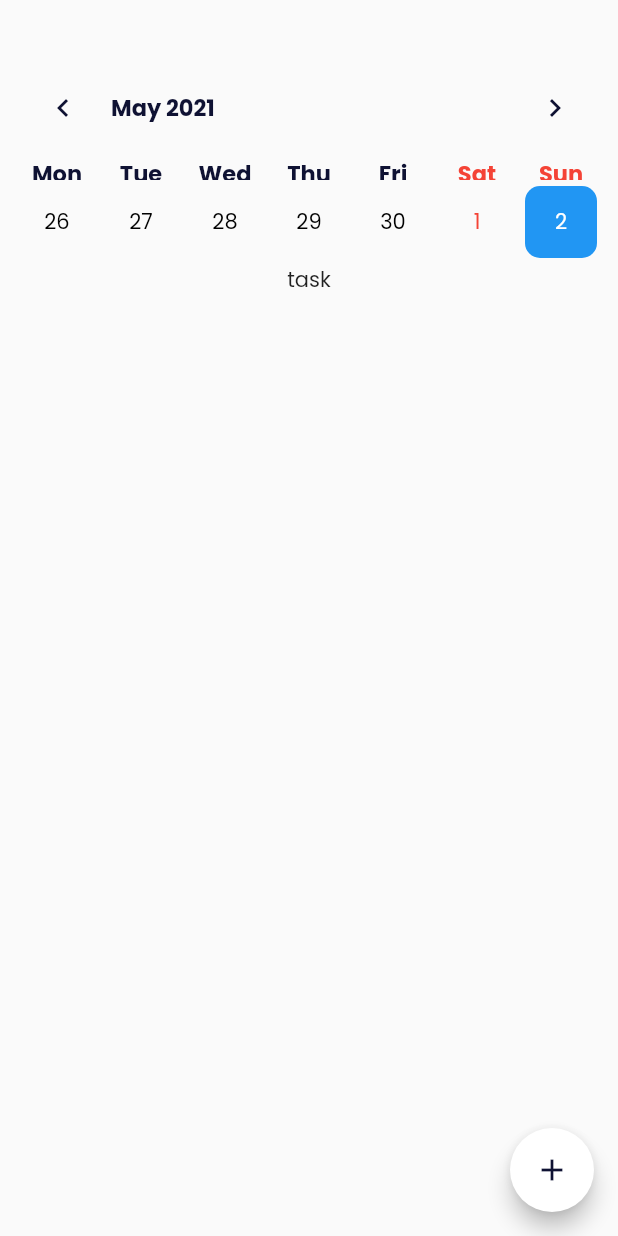
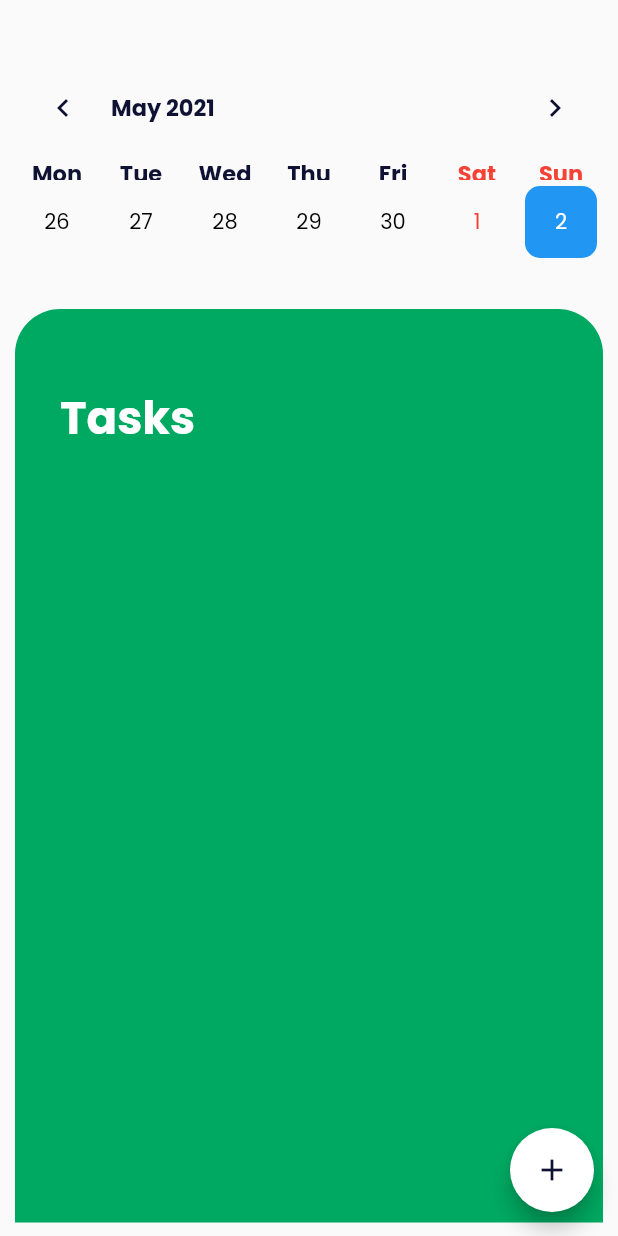
Before and after one commit to prathamesh22davande/farm-monitoring-flutter, a Flutter app: the Calender screen opened directly, on a phone screen of 412 x 824 dp. Run offline on Flutter 3.47's test engine with Material 2 defaults, Android fonts, the phone set to English and light mode, and no system bars; drawn by our look-alikes of table_calendar; our stand-ins replace bottom_navy_bar, charts_flutter, cool_alert, dropdown_search, firebase_auth, firebase_core and 5 more; accounts and stored records are empty.

Commit message:
User can now view data corresponding to him

```diff
--- a/lib/screens/CalenderScreen.dart
+++ b/lib/screens/CalenderScreen.dart
@@ -4,6 +4,7 @@ import 'package:farm_monitoring_flutter/models/Task.dart';
 import 'package:http/http.dart';
 import 'package:modal_progress_hud/modal_progress_hud.dart';
 
+import 'week_view.dart';
 import 'package:flutter/cupertino.dart';
 import 'package:flutter/material.dart';
 import 'package:table_calendar/table_calendar.dart';
@@ -20,7 +21,6 @@ class _CalenderState extends State<Calender> {
   Map<DateTime, List<dynamic>> _events;
   Map<DateTime, List<dynamic>>  _activity;
   List<dynamic> _selectedEvents;
-  DateTime selectedDate;
   TextEditingController _eventController;
   SharedPreferences prefs;
   bool flag = false;
@@ -41,83 +41,85 @@ class _CalenderState extends State<Calender> {
     _events = {};
     _activity={};
     _selectedEvents = [];
-    //prefsData();
+    prefsData();
   }
-  // prefsData() async {
-  //   prefs = await SharedPreferences.getInstance();
-  //   setState(() {
-  //     _events = Map<DateTime, List<dynamic>>.from(
-  //         decodeMap(json.decode(prefs.getString("events") ?? "{}")));
-  //   });
-  // }
+
+  prefsData() async {
+    prefs = await SharedPreferences.getInstance();
+    setState(() {
+      _events = Map<DateTime, List<dynamic>>.from(
+          decodeMap(json.decode(prefs.getString("events") ?? "{}")));
+    });
+  }
 
 
-  // Map<String, dynamic> encodeMap(Map<DateTime, dynamic> map) {
-  //   Map<String, dynamic> newMap = {};
-  //   map.forEach((key, value) {
-  //     newMap[key.toString()] = map[key];
-  //   });
-  //   print(newMap);
-  //   return newMap;
-  // }
-  //
-  // Map<DateTime, dynamic> decodeMap(Map<String, dynamic> map) {
-  //   Map<DateTime, dynamic> newMap = {};
-  //   map.forEach((key, value) {
-  //     newMap[DateTime.parse(key)] = map[key];
-  //   });
-  //   print(newMap);
-  //   return newMap;
-  // }
+  Map<String, dynamic> encodeMap(Map<DateTime, dynamic> map) {
+    Map<String, dynamic> newMap = {};
+    map.forEach((key, value) {
+      newMap[key.toString()] = map[key];
+    });
+    print(newMap);
+    return newMap;
+  }
+
+  Map<DateTime, dynamic> decodeMap(Map<String, dynamic> map) {
+    Map<DateTime, dynamic> newMap = {};
+    map.forEach((key, value) {
+      newMap[DateTime.parse(key)] = map[key];
+    });
+    print(newMap);
+    return newMap;
+  }
+
   TextStyle dayStyle(FontWeight fontWeight, Color color) {
     return TextStyle(color: color, fontWeight: fontWeight);
   }
-  // Container taskList(
-  //     String task, String description, IconData img, Color color) {
-  //   return Container(
-  //     padding: EdgeInsets.only(top: 20),
-  //     child: Row(
-  //       children: [
-  //         Icon(
-  //           img,
-  //           color: color,
-  //           size: 20,
-  //         ),
-  //         Container(
-  //           padding: EdgeInsets.only(left: 10, right: 10),
-  //           width: MediaQuery.of(context).size.width * 0.8,
-  //           child: Column(
-  //             crossAxisAlignment: CrossAxisAlignment.start,
-  //             children: [
-  //               Text(
-  //                 task,
-  //                 style: TextStyle(
-  //                     color: Colors.white,
-  //                     fontWeight: FontWeight.bold,
-  //                     fontSize: 18),
-  //               ),
-  //               SizedBox(
-  //                 height: 5.0,
-  //               ),
-  //               Text(
-  //                 description,
-  //                 style: TextStyle(
-  //                     fontWeight: FontWeight.normal,
-  //                     fontSize: 15.0,
-  //                     color: Colors.white),
-  //               )
-  //             ],
-  //           ),
-  //         )
-  //       ],
-  //     ),
-  //   );
-  // }
+
+  Container taskList(
+      String task, String description, IconData img, Color color) {
+    return Container(
+      padding: EdgeInsets.only(top: 20),
+      child: Row(
+        children: [
+          Icon(
+            img,
+            color: color,
+            size: 20,
+          ),
+          Container(
+            padding: EdgeInsets.only(left: 10, right: 10),
+            width: MediaQuery.of(context).size.width * 0.8,
+            child: Column(
+              crossAxisAlignment: CrossAxisAlignment.start,
+              children: [
+                Text(
+                  task,
+                  style: TextStyle(
+                      color: Colors.white,
+                      fontWeight: FontWeight.bold,
+                      fontSize: 18),
+                ),
+                SizedBox(
+                  height: 5.0,
+                ),
+                Text(
+                  description,
+                  style: TextStyle(
+                      fontWeight: FontWeight.normal,
+                      fontSize: 15.0,
+                      color: Colors.white),
+                )
+              ],
+            ),
+          )
+        ],
+      ),
+    );
+  }
 
   @override
   Widget build(BuildContext context) {
     return Scaffold(
-      resizeToAvoidBottomPadding: false,
       body: SingleChildScrollView(
         child: Container(
           padding: EdgeInsets.all(10.0),
@@ -162,10 +164,12 @@ class _CalenderState extends State<Calender> {
                 onDaySelected: (date, events, holidays) {
                   setState(() {
                     _selectedEvents = events;
-                    loadTasks();
                   });
-                  flag=true;
-                  selectedDate=date;
+                },
+                onDayLongPressed: (date, events, hoildays) {
+                  // var events=encodeMap(_events,);
+                  // listOfEvents=encode(events);
+                  flag = true;
                 },
                 builders: CalendarBuilders(
                   selectedDayBuilder: (context, date, events) => Container(
@@ -190,9 +194,65 @@ class _CalenderState extends State<Calender> {
                       )),
                 ),
               ),
-              SizedBox(child: Container(color:Colors.black),),
-              Container(
-                child:flag?_buildListView(tasks):Text('task'),
+              SizedBox(height: 30.0),
+              SingleChildScrollView(
+                child: flag == true
+                    ? WeekViewDisplay(event: _events,activity: _activity)
+                    : Container(
+                  padding: EdgeInsets.only(left: 30.0),
+                  width: MediaQuery.of(context).size.width,
+                  height: MediaQuery.of(context).size.height - 215,
+                  decoration: BoxDecoration(
+                      color: Color(0xff00A961),
+                      borderRadius: BorderRadius.only(
+                          topLeft: Radius.circular(30.0),
+                          topRight: Radius.circular(30.0))),
+                  child: SingleChildScrollView(
+                    child: Stack(
+                      children: [
+                        Column(
+                          crossAxisAlignment: CrossAxisAlignment.start,
+                          children: <Widget>[
+                            Padding(
+                              padding: EdgeInsets.only(top: 50),
+                              child: Text(
+                                "Tasks",
+                                style: TextStyle(
+                                    color: Colors.white,
+                                    fontWeight: FontWeight.bold,
+                                    fontSize: 30.0),
+                              ),
+                            ),
+                            ..._selectedEvents.map((event) => Container(
+                              padding: EdgeInsets.only(
+                                  top: 15.0, left: 20.0),
+                              child: Row(
+                                  crossAxisAlignment:
+                                  CrossAxisAlignment.start,
+                                  children: [
+                                    Icon(
+                                      Icons.chevron_right,
+                                      color: Colors.white,
+                                    ),
+                                    Column(
+                                      children: [
+                                        Container(
+                                          child:
+                                          TextDisplay(event: event),
+                                        ),
+                                        Divider(
+                                          color: Colors.black,
+                                        )
+                                      ],
+                                    ),
+                                  ]),
+                            )),
+                          ],
+                        )
+                      ],
+                    ),
+                  ),
+                ),
               ),
             ],
           ),
@@ -209,8 +269,10 @@ class _CalenderState extends State<Calender> {
           _showAddDialog(context);
         },
       ),
+      resizeToAvoidBottomPadding: false,
     );
   }
+
   _showAddDialog(BuildContext context) async {
     await showDialog(
         context: context,
@@ -293,64 +355,6 @@ class _CalenderState extends State<Calender> {
         ));
   }
 
-  _buildListView(List<Task> tasks) {
-    List<Task> taskPrint=[];
-    for(var task in tasks)
-      {
-        if(selectedDate==task.date)
-          {
-            taskPrint.add(task);
-          }
-      }
-    return SingleChildScrollView(
-      physics: ScrollPhysics(),
-      child: ListView.builder(
-        physics: NeverScrollableScrollPhysics(),
-        scrollDirection: Axis.vertical,
-        shrinkWrap: true,
-        itemCount: taskPrint.length,
-        itemBuilder: (context, index) {
-          return Column(
-            children: [
-              Container(
-                decoration: BoxDecoration(
-                    color: Color(0xff00A961),
-                    borderRadius: BorderRadius.circular(10.0)
-                ),
-                child: ListTile(
-                  title: Text('Task', style: TextStyle(color: Colors.white,
-                      fontWeight: FontWeight.bold,
-                      fontSize: 20.0)),
-                  subtitle: Container(
-                    padding: EdgeInsets.all(15.0),
-                    child: Column(
-                      children: [
-                        Text(
-                          taskPrint[index].taskName,
-                          style: TextStyle(
-                              color: Colors.white,
-                              fontWeight: FontWeight.bold,
-                              fontSize: 20.0),
-                        ),
-                        Text('Description:'),
-                        Text(taskPrint[index].taskDescription.toString(),
-                          style: TextStyle(
-                              color: Colors.white, fontSize: 15.0),),
-                        Text(taskPrint[index].date.toString(), style: TextStyle(
-                            color: Colors.white),),
-                      ],
-                    ),
-                  ),
-                ),
-              ),
-              SizedBox(height: 10.0,)
-            ],
-          );
-        },
-      ),
-    );
-  }
-
   loadTasks() async{
     List<Task> arr = await getTasks();
     setState(() {
@@ -388,4 +392,27 @@ class _CalenderState extends State<Calender> {
 
   }
 
+
+
 }
+
+class TextDisplay extends StatelessWidget {
+  var event;
+  TextDisplay({this.event});
+  @override
+  Widget build(BuildContext context) {
+    return Container(
+      constraints: BoxConstraints(
+        maxWidth: 250.0,
+        minWidth: 50.0,
+      ),
+      padding: EdgeInsets.symmetric(horizontal: 15.0, vertical: 6.0),
+      child: Text(
+        event,
+        softWrap: true,
+        style: TextStyle(
+            color: Colors.white, fontWeight: FontWeight.bold, fontSize: 20),
+      ),
+    );
+  }
+}
```
